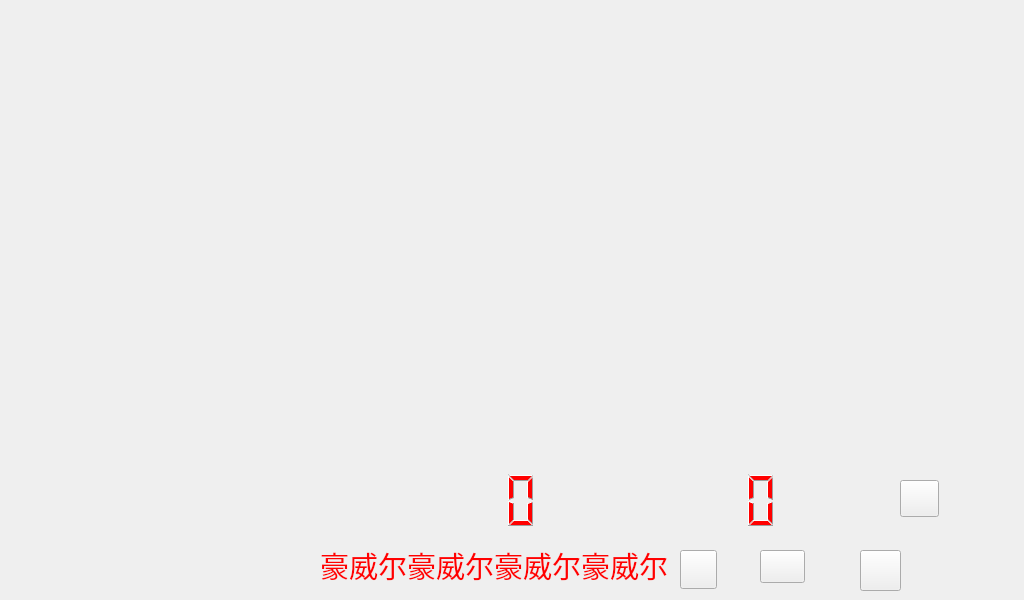
Above: widget.ui from wushengjun85/jy10_01 before the change. Below: the same form after it.
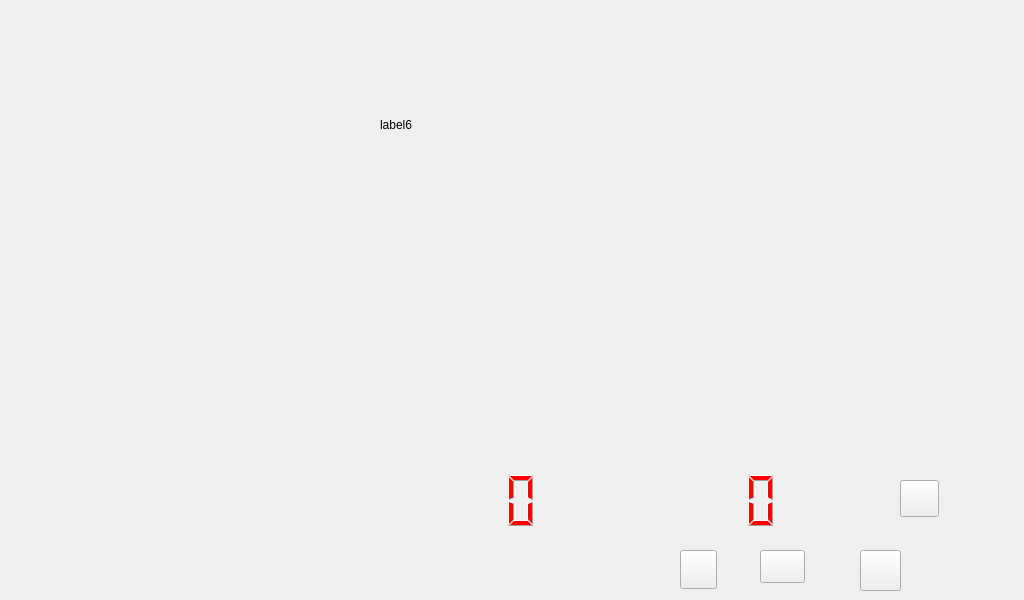
That is the form after the change. Icons and pictures are not drawn.

What changed in the file:
```diff
--- a/widget.ui
+++ b/widget.ui
@@ -185,14 +185,14 @@
   <widget class="QLabel" name="label_6">
    <property name="geometry">
     <rect>
-     <x>320</x>
-     <y>540</y>
-     <width>351</width>
+     <x>380</x>
+     <y>100</y>
+     <width>441</width>
      <height>51</height>
     </rect>
    </property>
    <property name="text">
-    <string>&lt;html&gt;&lt;head/&gt;&lt;body&gt;&lt;p&gt;&lt;span style=&quot; font-size:22pt; color:#ff0000;&quot;&gt;豪威尔豪威尔豪威尔豪威尔&lt;/span&gt;&lt;/p&gt;&lt;/body&gt;&lt;/html&gt;</string>
+    <string>&lt;html&gt;&lt;head/&gt;&lt;body&gt;&lt;p&gt;label6&lt;/p&gt;&lt;/body&gt;&lt;/html&gt;</string>
    </property>
   </widget>
   <widget class="QLCDNumber" name="lcdNumber_2">
```
